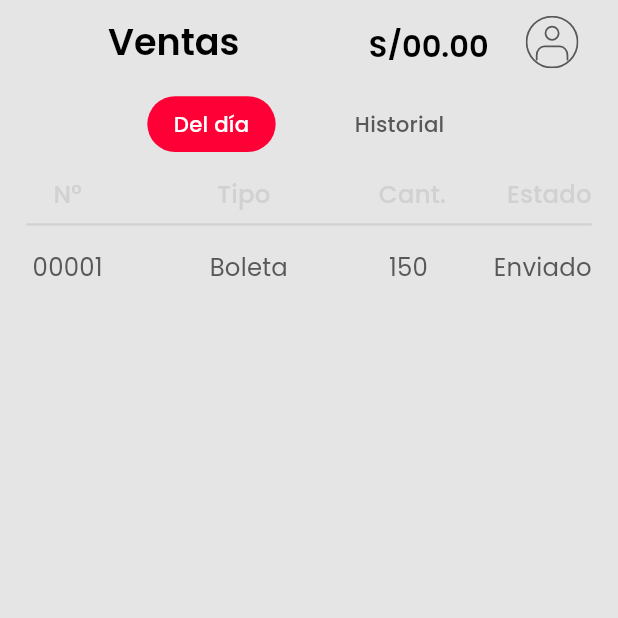
After one commit to angelotapullima/Mesita2App, a Flutter app: the VentasPage screen opened directly, on a phone screen of 412 x 824 dp, the top half of it. The commit adds this screen. Run offline on Flutter 3.47's test engine with Material 2 defaults, Android fonts, the phone set to English and light mode, and no system bars; drawn by our look-alikes of cached_network_image; our stand-ins replace after_layout, flutter_screenutil, flutter_svg, google_fonts, image_cropper, image_picker and 4 more; accounts and stored records are empty; network calls fail; statements that could not run were skipped.

Commit message:
13/10/2021

```diff
--- a/lib/src/api/producto_linea_api.dart
+++ b/lib/src/api/producto_linea_api.dart
@@ -99,6 +99,7 @@ class ProductoLineaApi {
   // }
 
   Future<int> cambiarFotoProducto(File _image, String idProducto) async {
+    print('Entré para cambiar foto WEB SERVICE');
     try {
       int resp;
       final uri = Uri.parse('$apiBaseURL/api/Negocio/cambiar_foto_producto');
@@ -138,11 +139,11 @@ class ProductoLineaApi {
         });
       }).catchError((e) {
         print(e);
-        return 2;
+        resp = 2;
       });
-
       return resp;
     } catch (e) {
+      print('Exeption cambiar foto: $e');
       return 2;
     }
   }
--- a/lib/src/pages/Pedidos/pedidos_page.dart
+++ b/lib/src/pages/Pedidos/pedidos_page.dart
@@ -144,7 +144,7 @@ class PedidosPage extends StatelessWidget {
 
   Widget _datoPedido() {
     return Padding(
-      padding: EdgeInsets.all(8),
+      padding: EdgeInsets.symmetric(vertical: ScreenUtil().setHeight(8)),
       child: Row(
         mainAxisAlignment: MainAxisAlignment.spaceBetween,
         children: [
--- /dev/null
+++ b/lib/src/pages/Ventas/ventas_page.dart
@@ -0,0 +1,227 @@
+import 'package:flutter/material.dart';
+import 'package:flutter_screenutil/flutter_screenutil.dart';
+import 'package:google_fonts/google_fonts.dart';
+import 'package:mesita_aplication_2/src/preferences/preferences.dart';
+import 'package:mesita_aplication_2/src/utils/circle_user_porfile.dart';
+
+class VentasPage extends StatefulWidget {
+  const VentasPage({Key key}) : super(key: key);
+
+  @override
+  _VentasPageState createState() => _VentasPageState();
+}
+
+class _VentasPageState extends State<VentasPage> {
+  final _controller = ChangeButtons();
+  @override
+  Widget build(BuildContext context) {
+    final prefs = Preferences();
+
+    return Scaffold(
+      backgroundColor: Color(0XFFE5E5E5),
+      appBar: AppBar(
+        backgroundColor: Color(0XFFE5E5E5),
+        leading: InkWell(
+          child: Container(),
+        ),
+        actions: [
+          Container(
+            padding: EdgeInsets.all(16),
+            child: Text(
+              'S/00.00',
+              style: GoogleFonts.poppins(
+                color: Colors.black,
+                fontWeight: FontWeight.w600,
+                fontSize: ScreenUtil().setSp(20),
+              ),
+            ),
+          ),
+          SizedBox(
+            width: ScreenUtil().setWidth(8),
+          ),
+          circleUser(context, prefs),
+          SizedBox(
+            width: ScreenUtil().setWidth(24),
+          ),
+        ],
+        elevation: 0,
+        title: Text(
+          'Ventas',
+          style: GoogleFonts.poppins(
+            color: Colors.black,
+            fontWeight: FontWeight.w600,
+            fontSize: ScreenUtil().setSp(24),
+          ),
+        ),
+      ),
+      body: Padding(
+        padding: EdgeInsets.symmetric(horizontal: ScreenUtil().setWidth(16)),
+        child: Column(
+          children: [
+            Row(
+              mainAxisAlignment: MainAxisAlignment.center,
+              children: [
+                _buttonSelect(_controller, 'Del día', 1),
+                _buttonSelect(_controller, 'Historial', 2),
+              ],
+            ),
+            SizedBox(
+              height: ScreenUtil().setHeight(8),
+            ),
+            Row(
+              mainAxisAlignment: MainAxisAlignment.spaceBetween,
+              children: [
+                Container(
+                  width: ScreenUtil().setWidth(50),
+                  child: Center(
+                    child: Text(
+                      'N°',
+                      style: GoogleFonts.poppins(
+                        color: Color(0XFFD1D1D1),
+                        fontWeight: FontWeight.w500,
+                        fontSize: ScreenUtil().setSp(16),
+                        letterSpacing: 0.16,
+                      ),
+                    ),
+                  ),
+                ),
+                Container(
+                  width: ScreenUtil().setWidth(90),
+                  child: Center(
+                    child: Text(
+                      'Tipo',
+                      style: GoogleFonts.poppins(
+                        color: Color(0XFFD1D1D1),
+                        fontWeight: FontWeight.w500,
+                        fontSize: ScreenUtil().setSp(16),
+                        letterSpacing: 0.16,
+                      ),
+                    ),
+                  ),
+                ),
+                Text(
+                  'Cant.',
+                  style: GoogleFonts.poppins(
+                    color: Color(0XFFD1D1D1),
+                    fontWeight: FontWeight.w500,
+                    fontSize: ScreenUtil().setSp(16),
+                    letterSpacing: 0.16,
+                  ),
+                ),
+                Text(
+                  'Estado',
+                  style: GoogleFonts.poppins(
+                    color: Color(0XFFD1D1D1),
+                    fontWeight: FontWeight.w500,
+                    fontSize: ScreenUtil().setSp(16),
+                    letterSpacing: 0.16,
+                  ),
+                ),
+              ],
+            ),
+            Divider(
+              color: Color(0XFFD1D1D1),
+              thickness: 1.5,
+            ),
+            itemVenta(),
+          ],
+        ),
+      ),
+    );
+  }
+
+  Widget _buttonSelect(ChangeButtons controller, String titulo, int value) {
+    return AnimatedBuilder(
+        animation: controller,
+        builder: (_, s) {
+          return InkWell(
+            onTap: () {
+              controller.changeValue(value);
+            },
+            child: Container(
+              margin: EdgeInsets.symmetric(vertical: ScreenUtil().setHeight(8), horizontal: ScreenUtil().setWidth(16)),
+              padding: EdgeInsets.symmetric(vertical: ScreenUtil().setHeight(8), horizontal: ScreenUtil().setWidth(16)),
+              decoration: BoxDecoration(
+                color: (controller.value == value) ? Color(0XFFFF0036) : Colors.transparent,
+                borderRadius: BorderRadius.circular(22),
+              ),
+              child: Text(
+                titulo,
+                style: GoogleFonts.poppins(
+                  color: (controller.value == value) ? Colors.white : Color(0XFF585858),
+                  fontWeight: FontWeight.w500,
+                  fontSize: ScreenUtil().setSp(14),
+                  letterSpacing: 0.16,
+                ),
+              ),
+            ),
+          );
+        });
+  }
+
+  Widget itemVenta() {
+    return Padding(
+      padding: EdgeInsets.symmetric(vertical: ScreenUtil().setHeight(8)),
+      child: Row(
+        mainAxisAlignment: MainAxisAlignment.spaceBetween,
+        children: [
+          Container(
+            width: ScreenUtil().setWidth(50),
+            child: Center(
+              child: Text(
+                '00001',
+                style: GoogleFonts.poppins(
+                  color: Color(0XFF585858),
+                  fontWeight: FontWeight.w400,
+                  fontSize: ScreenUtil().setSp(16),
+                  letterSpacing: 0.16,
+                ),
+              ),
+            ),
+          ),
+          Container(
+            width: ScreenUtil().setWidth(90),
+            child: Center(
+              child: Text(
+                'Boleta',
+                style: GoogleFonts.poppins(
+                  color: Color(0XFF585858),
+                  fontWeight: FontWeight.w400,
+                  fontSize: ScreenUtil().setSp(16),
+                  letterSpacing: 0.16,
+                ),
+              ),
+            ),
+          ),
+          Text(
+            '150',
+            style: GoogleFonts.poppins(
+              color: Color(0XFF585858),
+              fontWeight: FontWeight.w400,
+              fontSize: ScreenUtil().setSp(16),
+              letterSpacing: 0.16,
+            ),
+          ),
+          Text(
+            'Enviado',
+            style: GoogleFonts.poppins(
+              color: Color(0XFF585858),
+              fontWeight: FontWeight.w400,
+              fontSize: ScreenUtil().setSp(16),
+              letterSpacing: 0.16,
+            ),
+          ),
+        ],
+      ),
+    );
+  }
+}
+
+class ChangeButtons extends ChangeNotifier {
+  int value = 1;
+
+  void changeValue(int v) {
+    value = v;
+    notifyListeners();
+  }
+}
```
Also changed, not shown: lib/src/database/database_provider.dart (+19 -0 lines), lib/src/database/pedidos_database.dart (added, +43 -0 lines), lib/src/models/pedidos_model.dart (added, +56 -0 lines), lib/src/pages/Products/detail_product.dart (+6 -2 lines), lib/src/pages/Reportes/reportes_page.dart (added, +38 -0 lines), lib/src/pages/User/cuenta_page.dart (added, +92 -0 lines), lib/src/pages/User/user_page.dart (+28 -2 lines), lib/src/pages/home.dart (+7 -1 lines).
